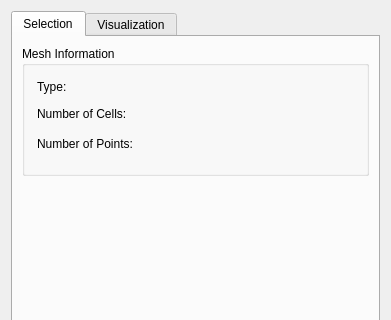
cnsuhao/cmb, file Source/Applications/ModelBuilder/pqSMTKInfoPanel.ui: the form before one commit; both pictures show x 0 to 391 and y 0 to 320 of the 391 by 1071 pixel window.
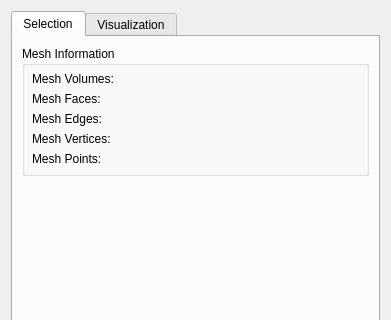
The form after the commit. Custom widgets are drawn as their Qt base class.

Commit message: ModelBuilder: modify info panel to describe mesh elements by dimension

The edit to the form file:
```diff
--- a/Source/Applications/ModelBuilder/pqSMTKInfoPanel.ui
+++ b/Source/Applications/ModelBuilder/pqSMTKInfoPanel.ui
@@ -30,7 +30,7 @@
        <string>Selection</string>
       </attribute>
       <layout class="QVBoxLayout" name="verticalLayout_2">
-       <item>
+       <item alignment="Qt::AlignVCenter">
         <widget class="QGroupBox" name="groupBox_5">
          <property name="sizePolicy">
           <sizepolicy hsizetype="Preferred" vsizetype="Fixed">
@@ -47,53 +47,15 @@
          <property name="title">
           <string>Mesh Information</string>
          </property>
-         <widget class="QLabel" name="label_14">
-          <property name="geometry">
-           <rect>
-            <x>15</x>
-            <y>33</y>
-            <width>35</width>
-            <height>16</height>
-           </rect>
-          </property>
-          <property name="sizePolicy">
-           <sizepolicy hsizetype="Preferred" vsizetype="Preferred">
-            <horstretch>0</horstretch>
-            <verstretch>0</verstretch>
-           </sizepolicy>
-          </property>
-          <property name="text">
-           <string>Type:</string>
-          </property>
-         </widget>
-         <widget class="QLineEdit" name="entityType">
-          <property name="geometry">
-           <rect>
-            <x>60</x>
-            <y>33</y>
-            <width>123</width>
-            <height>16</height>
-           </rect>
-          </property>
-          <property name="cursor">
-           <cursorShape>ArrowCursor</cursorShape>
-          </property>
-          <property name="acceptDrops">
-           <bool>false</bool>
-          </property>
-          <property name="styleSheet">
-           <string notr="true">background-color: rgba(0, 0, 0, 0);border: none;</string>
-          </property>
-          <property name="readOnly">
-           <bool>true</bool>
-          </property>
-         </widget>
+         <property name="alignment">
+          <set>Qt::AlignLeading|Qt::AlignLeft|Qt::AlignTop</set>
+         </property>
          <widget class="QLabel" name="label_15">
           <property name="geometry">
            <rect>
-            <x>15</x>
-            <y>60</y>
-            <width>102</width>
+            <x>10</x>
+            <y>45</y>
+            <width>81</width>
             <height>16</height>
            </rect>
           </property>
@@ -104,15 +66,15 @@
            </sizepolicy>
           </property>
           <property name="text">
-           <string>Number of Cells:</string>
+           <string>Mesh Faces:</string>
           </property>
          </widget>
          <widget class="QLineEdit" name="entityNumberOfCells">
           <property name="geometry">
            <rect>
-            <x>130</x>
-            <y>60</y>
-            <width>123</width>
+            <x>100</x>
+            <y>45</y>
+            <width>121</width>
             <height>16</height>
            </rect>
           </property>
@@ -132,9 +94,9 @@
          <widget class="QLabel" name="label_16">
           <property name="geometry">
            <rect>
-            <x>15</x>
-            <y>90</y>
-            <width>110</width>
+            <x>10</x>
+            <y>105</y>
+            <width>81</width>
             <height>16</height>
            </rect>
           </property>
@@ -145,14 +107,14 @@
            </sizepolicy>
           </property>
           <property name="text">
-           <string>Number of Points:</string>
+           <string>Mesh Points:</string>
           </property>
          </widget>
          <widget class="QLineEdit" name="entityNumberOfPoints">
           <property name="geometry">
            <rect>
-            <x>130</x>
-            <y>90</y>
+            <x>100</x>
+            <y>105</y>
             <width>123</width>
             <height>16</height>
            </rect>
@@ -170,12 +132,117 @@
            <bool>true</bool>
           </property>
          </widget>
-         <zorder>entityType</zorder>
-         <zorder>label_15</zorder>
-         <zorder>entityNumberOfCells</zorder>
-         <zorder>label_16</zorder>
-         <zorder>entityNumberOfPoints</zorder>
-         <zorder>label_14</zorder>
+         <widget class="QLabel" name="label_17">
+          <property name="geometry">
+           <rect>
+            <x>10</x>
+            <y>65</y>
+            <width>81</width>
+            <height>16</height>
+           </rect>
+          </property>
+          <property name="text">
+           <string>Mesh Edges:</string>
+          </property>
+         </widget>
+         <widget class="QLabel" name="label_18">
+          <property name="geometry">
+           <rect>
+            <x>10</x>
+            <y>85</y>
+            <width>91</width>
+            <height>16</height>
+           </rect>
+          </property>
+          <property name="text">
+           <string>Mesh Vertices:</string>
+          </property>
+         </widget>
+         <widget class="QLineEdit" name="entityNumberOf1DCells">
+          <property name="geometry">
+           <rect>
+            <x>100</x>
+            <y>65</y>
+            <width>121</width>
+            <height>16</height>
+           </rect>
+          </property>
+          <property name="cursor">
+           <cursorShape>ArrowCursor</cursorShape>
+          </property>
+          <property name="acceptDrops">
+           <bool>false</bool>
+          </property>
+          <property name="styleSheet">
+           <string notr="true">background-color: rgba(0, 0, 0, 0);border: none;</string>
+          </property>
+          <property name="readOnly">
+           <bool>true</bool>
+          </property>
+         </widget>
+         <widget class="QLineEdit" name="entityNumberOf0DCells">
+          <property name="geometry">
+           <rect>
+            <x>110</x>
+            <y>85</y>
+            <width>123</width>
+            <height>16</height>
+           </rect>
+          </property>
+          <property name="cursor">
+           <cursorShape>ArrowCursor</cursorShape>
+          </property>
+          <property name="acceptDrops">
+           <bool>false</bool>
+          </property>
+          <property name="styleSheet">
+           <string notr="true">background-color: rgba(0, 0, 0, 0);border: none;</string>
+          </property>
+          <property name="readOnly">
+           <bool>true</bool>
+          </property>
+         </widget>
+         <widget class="QLabel" name="label_19">
+          <property name="geometry">
+           <rect>
+            <x>10</x>
+            <y>25</y>
+            <width>101</width>
+            <height>16</height>
+           </rect>
+          </property>
+          <property name="sizePolicy">
+           <sizepolicy hsizetype="Preferred" vsizetype="Preferred">
+            <horstretch>0</horstretch>
+            <verstretch>0</verstretch>
+           </sizepolicy>
+          </property>
+          <property name="text">
+           <string>Mesh Volumes:</string>
+          </property>
+         </widget>
+         <widget class="QLineEdit" name="entityNumberOf3DCells">
+          <property name="geometry">
+           <rect>
+            <x>110</x>
+            <y>25</y>
+            <width>123</width>
+            <height>16</height>
+           </rect>
+          </property>
+          <property name="cursor">
+           <cursorShape>ArrowCursor</cursorShape>
+          </property>
+          <property name="acceptDrops">
+           <bool>false</bool>
+          </property>
+          <property name="styleSheet">
+           <string notr="true">background-color: rgba(0, 0, 0, 0);border: none;</string>
+          </property>
+          <property name="readOnly">
+           <bool>true</bool>
+          </property>
+         </widget>
         </widget>
        </item>
        <item>
```
Left out of the diff: 2 changed lines with no effect on the pictures. The commit also changes 1 other file.
